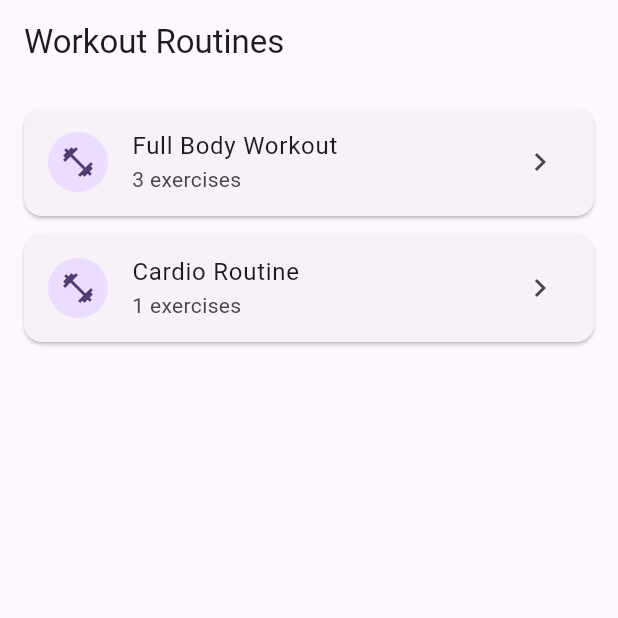
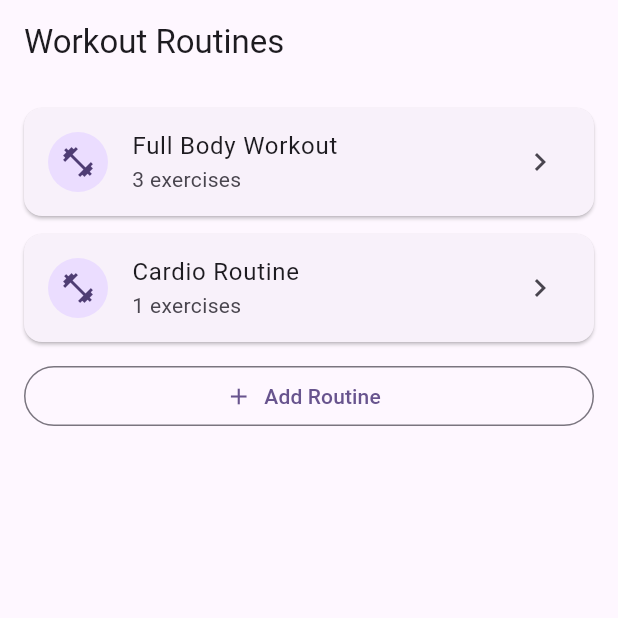
Before and after one commit to Cs3541/GroupProjectH, a Flutter app: the screen it shows after launch, on a phone screen of 412 x 824 dp, the top half of it. Run offline on Flutter 3.47's test engine with Material 3 defaults, Android fonts, the phone set to English and light mode, and no system bars; our stand-ins replace firebase_core; accounts and stored records are empty.

Commit message:
Created add button to add routine to routine list

```diff
--- a/lib/presenters/routine_presenter.dart
+++ b/lib/presenters/routine_presenter.dart
@@ -1,7 +1,7 @@
 import '../models/routine_model.dart';
 
 class RoutinePresenter {
-  final List<Routine> _routines = [
+  static final List<Routine> _routines = [
     Routine(
       id: 'full_body',
       name: 'Full Body Workout',
@@ -18,6 +18,14 @@ class RoutinePresenter {
     return List.unmodifiable(_routines);
   }
 
+  Routine addRoutine(String name) {
+    var id = name.trim().toLowerCase();
+
+    final routine = Routine(id: id, name: name.trim(), exerciseIds: []);
+    _routines.add(routine);
+    return routine;
+  }
+
   Routine? getRoutineById(String id) {
     for (final routine in _routines) {
       if (routine.id == id) {
--- a/lib/views/routine_list_screen.dart
+++ b/lib/views/routine_list_screen.dart
@@ -4,9 +4,14 @@ import '../models/routine_model.dart';
 import '../presenters/routine_presenter.dart';
 import 'routine_screen.dart';
 
-class RoutineListScreen extends StatelessWidget {
-  RoutineListScreen({super.key});
+class RoutineListScreen extends StatefulWidget {
+  const RoutineListScreen({super.key});
 
+  @override
+  State<RoutineListScreen> createState() => _RoutineListScreenState();
+}
+
+class _RoutineListScreenState extends State<RoutineListScreen> {
   final RoutinePresenter _presenter = RoutinePresenter();
 
   @override
@@ -19,8 +24,16 @@ class RoutineListScreen extends StatelessWidget {
       ),
       body: ListView.builder(
         padding: const EdgeInsets.all(16),
-        itemCount: routines.length,
+        itemCount: routines.length + 1,
         itemBuilder: (context, index) {
+          if (index == routines.length) {
+            return OutlinedButton.icon(
+              onPressed: () => _showAddRoutineDialog(context),
+              icon: const Icon(Icons.add),
+              label: const Text('Add Routine'),
+            );
+          }
+
           final routine = routines[index];
 
           return Card(
@@ -47,50 +60,38 @@ class RoutineListScreen extends StatelessWidget {
     );
   }
 
-  /*void _showRoutineDetails(
-    BuildContext context,
-    Routine routine,
-  ) {
-    showDialog<void>(
+  Future<void> _showAddRoutineDialog(BuildContext context) async {
+    var input = '';
+
+    final name = await showDialog<String>(
       context: context,
       builder: (context) {
         return AlertDialog(
-          title: Text(routine.name),
-          content: Column(
-            mainAxisSize: MainAxisSize.min,
-            crossAxisAlignment: CrossAxisAlignment.start,
-            children: [
-              const Text(
-                'Exercises',
-                style: TextStyle(
-                  fontWeight: FontWeight.bold,
-                ),
-              ),
-              const SizedBox(height: 8),
-              ...routine.exerciseIds.map(
-                (id) => Padding(
-                  padding: const EdgeInsets.symmetric(vertical: 4),
-                  child: Text(
-                    id
-                        .split('_')
-                        .map(
-                          (word) => word[0].toUpperCase() +
-                              word.substring(1),
-                        )
-                        .join(' '),
-                  ),
-                ),
-              ),
-            ],
+          title: const Text('New Routine'),
+          content: TextField(
+            autofocus: true,
+            decoration: const InputDecoration(labelText: 'Routine name'),
+            onChanged: (value) => input = value,
+            onSubmitted: (value) => Navigator.pop(context, value),
           ),
           actions: [
             TextButton(
               onPressed: () => Navigator.pop(context),
-              child: const Text('Close'),
+              child: const Text('Cancel'),
+            ),
+            TextButton(
+              onPressed: () => Navigator.pop(context, input),
+              child: const Text('Add'),
             ),
           ],
         );
       },
     );
-  }*/
+
+    if (name == null || name.trim().isEmpty) return;
+
+    setState(() {
+      _presenter.addRoutine(name);
+    });
+  }
 }
```
